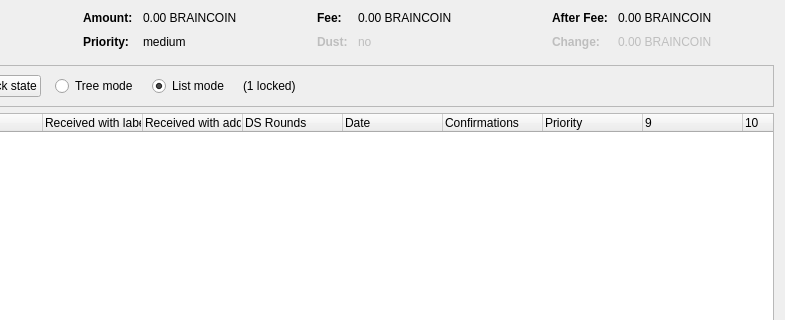
Above: src/qt/forms/coincontroldialog.ui from ticclassic/ic before the change; both pictures show x 169 to 954 and y 0 to 320 of the 954 by 500 pixel window. Below: the same form after it.
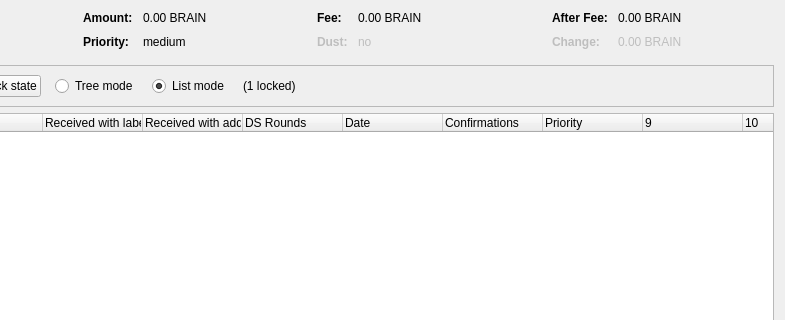
That is the form after the change. Custom widgets are drawn as their Qt base class.

What changed in the file:
```diff
--- a/src/qt/forms/coincontroldialog.ui
+++ b/src/qt/forms/coincontroldialog.ui
@@ -132,7 +132,7 @@
           <enum>Qt::ActionsContextMenu</enum>
          </property>
          <property name="text">
-          <string notr="true">0.00 BRAINCOIN</string>
+          <string notr="true">0.00 BRAIN</string>
          </property>
          <property name="textInteractionFlags">
           <set>Qt::LinksAccessibleByMouse|Qt::TextSelectableByKeyboard|Qt::TextSelectableByMouse</set>
@@ -206,7 +206,7 @@
           <enum>Qt::ActionsContextMenu</enum>
          </property>
          <property name="text">
-          <string notr="true">0.00 BRAINCOIN</string>
+          <string notr="true">0.00 BRAIN</string>
          </property>
          <property name="textInteractionFlags">
           <set>Qt::LinksAccessibleByMouse|Qt::TextSelectableByKeyboard|Qt::TextSelectableByMouse</set>
@@ -286,7 +286,7 @@
           <enum>Qt::ActionsContextMenu</enum>
          </property>
          <property name="text">
-          <string notr="true">0.00 BRAINCOIN</string>
+          <string notr="true">0.00 BRAIN</string>
          </property>
          <property name="textInteractionFlags">
           <set>Qt::LinksAccessibleByMouse|Qt::TextSelectableByKeyboard|Qt::TextSelectableByMouse</set>
@@ -321,7 +321,7 @@
           <enum>Qt::ActionsContextMenu</enum>
          </property>
          <property name="text">
-          <string notr="true">0.00 BRAINCOIN</string>
+          <string notr="true">0.00 BRAIN</string>
          </property>
          <property name="textInteractionFlags">
           <set>Qt::LinksAccessibleByMouse|Qt::TextSelectableByKeyboard|Qt::TextSelectableByMouse</set>
```
